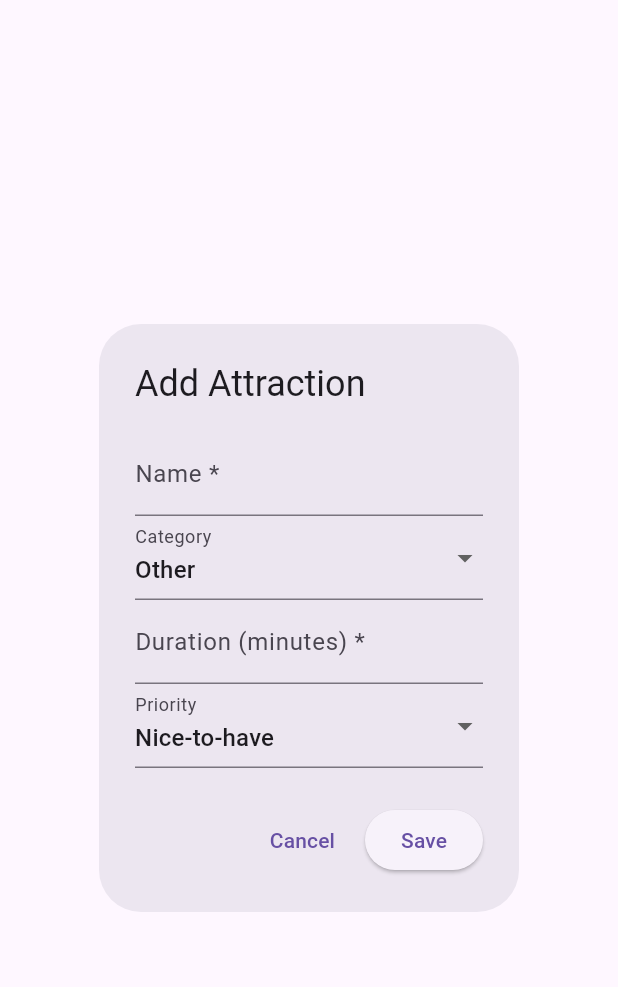
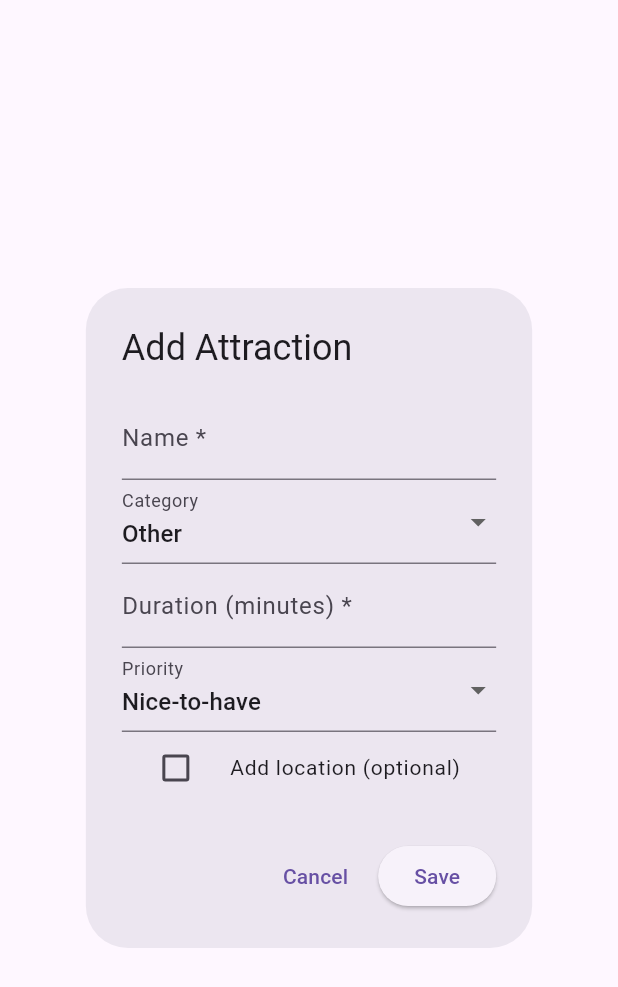
Before and after one commit to kamilbemowski/traveljug, a Flutter app: the _AddAttractionDialog widget shown alone on an empty page, opened directly with empty values, on a phone screen of 412 x 824 dp. Shown: the top 987 px of the screen. Run offline on Flutter 3.47's test engine with Material 3 defaults, Android fonts, the phone set to English and light mode, and no system bars; our stand-ins replace drift, drift_flutter, firebase_core, firebase_crashlytics, google_maps_flutter; accounts and stored records are empty; generated files the repository leaves out were written again.

Commit message:
feat(location-based-travel): add Google Maps map picker with timeout fallback (p4)
pubspec.yaml — google_maps_flutter + url_launcher
android/app/build.gradle.kts — MAPS_API_KEY placeholder from local.properties
android/app/src/main/AndroidManifest.xml — com.google.android.geo.API_KEY meta-data
lib/screens/map_picker_screen.dart — full-screen map picker, timeout fallback
lib/screens/trip_detail_screen.dart — location toggle + map picker in dialog

Co-Authored-By: Claude <noreply@anthropic.com>

```diff
--- a/lib/screens/trip_detail_screen.dart
+++ b/lib/screens/trip_detail_screen.dart
@@ -6,6 +6,7 @@ import '../database/daos/timeline_override_dao.dart';
 import '../database/daos/trip_dao.dart';
 import '../database/tables.dart';
 import '../models/timeline_day.dart';
+import 'map_picker_screen.dart';
 import '../services/pace_config.dart';
 import '../services/timeline_service.dart';
 
@@ -427,6 +428,9 @@ class _AddAttractionDialogState extends State<_AddAttractionDialog> {
   final _durationController = TextEditingController();
   AttractionCategory _category = AttractionCategory.other;
   int _priority = 1;
+  double? _latitude;
+  double? _longitude;
+  bool _showLocation = false;
 
   @override
   void dispose() {
@@ -446,6 +450,8 @@ class _AddAttractionDialogState extends State<_AddAttractionDialog> {
         durationMin: int.parse(_durationController.text.trim()),
         tripId: widget.tripId, category: _category, priority: _priority,
         position: existing.length,
+        latitude: _latitude,
+        longitude: _longitude,
       );
     } catch (e) {
       if (!mounted) return;
@@ -471,6 +477,38 @@ class _AddAttractionDialogState extends State<_AddAttractionDialog> {
             DropdownButtonFormField<AttractionCategory>(initialValue: _category, decoration: const InputDecoration(labelText: 'Category'), items: AttractionCategory.values.map((c) => DropdownMenuItem(value: c, child: Text(c.name[0].toUpperCase() + c.name.substring(1)))).toList(), onChanged: (v) { if (v != null) setState(() => _category = v); }),
             TextFormField(controller: _durationController, decoration: const InputDecoration(labelText: 'Duration (minutes) *'), keyboardType: TextInputType.number, validator: (v) { if (v == null || v.trim().isEmpty) return 'Duration is required'; final n = int.tryParse(v.trim()); if (n == null || n <= 0) return 'Must be a positive number'; return null; }),
             DropdownButtonFormField<int>(initialValue: _priority, decoration: const InputDecoration(labelText: 'Priority'), items: const [DropdownMenuItem(value: 0, child: Text('Must-have')), DropdownMenuItem(value: 1, child: Text('Nice-to-have')), DropdownMenuItem(value: 2, child: Text('Optional'))], onChanged: (v) { if (v != null) setState(() => _priority = v); }),
+            CheckboxListTile(
+              title: const Text('Add location (optional)', style: TextStyle(fontSize: 14)),
+              value: _showLocation,
+              onChanged: (v) => setState(() => _showLocation = v ?? false),
+              controlAffinity: ListTileControlAffinity.leading,
+              dense: true,
+            ),
+            if (_showLocation) ...[
+              if (_latitude != null && _longitude != null)
+                ListTile(
+                  leading: const Icon(Icons.location_on, color: Colors.green),
+                  title: Text('${_latitude!.toStringAsFixed(4)}, ${_longitude!.toStringAsFixed(4)}'),
+                  trailing: IconButton(
+                    icon: const Icon(Icons.clear, size: 18),
+                    onPressed: () => setState(() { _latitude = null; _longitude = null; }),
+                  ),
+                  dense: true,
+                ),
+              ElevatedButton.icon(
+                onPressed: () async {
+                  final pos = await MapPickerScreen.show(context);
+                  if (pos != null && mounted) {
+                    setState(() {
+                      _latitude = pos.latitude;
+                      _longitude = pos.longitude;
+                    });
+                  }
+                },
+                icon: const Icon(Icons.map),
+                label: const Text('Pick on map'),
+              ),
+            ],
           ],
         ),
       ),
--- a/pubspec.yaml
+++ b/pubspec.yaml
@@ -14,8 +14,10 @@ dependencies:
   firebase_crashlytics: ^5.2.4
   flutter:
     sdk: flutter
+  google_maps_flutter: ^2.18.0
   path: ^1.9.0
   path_provider: ^2.1.5
+  url_launcher: ^6.3.2
 
 dev_dependencies:
   build_runner: ^2.15.1
```
Also changed, not shown: lib/screens/map_picker_screen.dart (added, +152 -0 lines), pubspec.lock, 3 other files.
